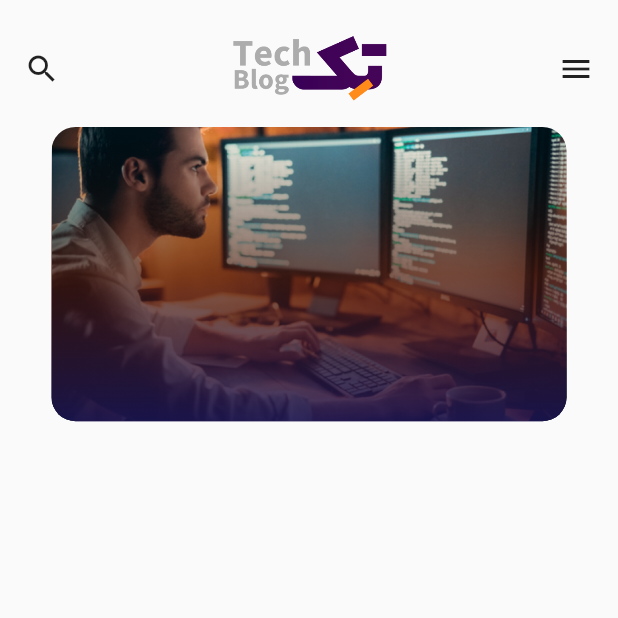
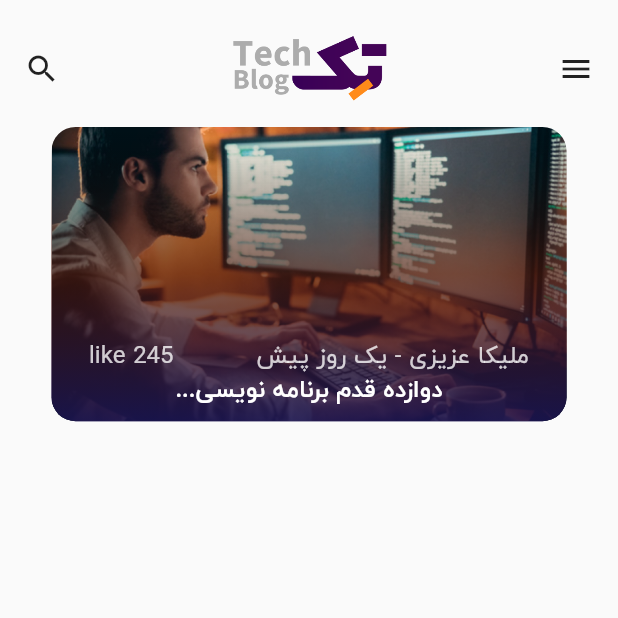
Before and after one commit to amin-khademi/techblog, a Flutter app: the screen it shows after launch, on a phone screen of 412 x 824 dp, the top half of it. Run offline on Flutter 3.47's test engine with Material 2 defaults, Android fonts, the phone set to English and light mode, and no system bars; our stand-ins replace flutter_spinkit.

Commit message:
something done

```diff
--- a/lib/main.dart
+++ b/lib/main.dart
@@ -32,27 +32,43 @@ class MyApp extends StatelessWidget {
         title: 'Flutter Demo',
         theme: ThemeData(
           textTheme: TextTheme(
-              titleMedium: defaultTextStyle.copyWith(
-                fontSize: 14,
-                // color: LightThemeColor.secondaryTextColor,
-              ),
-              labelLarge: defaultTextStyle.apply(
-                  // color: LightThemeColor.secondaryTextColor
-                  ),
-              bodyMedium: defaultTextStyle,
-              titleLarge: defaultTextStyle.copyWith(
-                  fontWeight: FontWeight.bold, fontSize: 15),
-              bodySmall: defaultTextStyle),
-          // This is the theme of your application.
-          //
-          // Try running your application with "flutter run". You'll see the
-          // application has a blue toolbar. Then, without quitting the app, try
-          // changing the primarySwatch below to Colors.green and then invoke
-          // "hot reload" (press "r" in the console where you ran "flutter run",
-          // or simply save your changes to "hot reload" in a Flutter IDE).
-          // Notice that the counter didn't reset back to zero; the application
-          // is not restarted.
-          primarySwatch: Colors.blue,
+              displayLarge: TextStyle(
+                  //? headline1
+                  fontFamily: defaultTextStyle.fontFamily,
+                  fontSize: 16,
+                  fontWeight: FontWeight.w700,
+                  color: SolidColor.posterTitle),
+              displayMedium: TextStyle(
+                  //? headline2
+                  fontFamily: defaultTextStyle.fontFamily,
+                  fontSize: 14,
+                  fontWeight: FontWeight.w300,
+                  color: SolidColor.posterSubTitle),
+                  displaySmall: TextStyle(
+                  //? headline3
+                  fontFamily: defaultTextStyle.fontFamily,
+                  fontSize: 14,
+                  fontWeight: FontWeight.w300,
+                  color: const Color.fromARGB(255, 53, 53, 53)),
+                  headlineMedium: TextStyle(
+                  //? headline4
+                  fontFamily: defaultTextStyle.fontFamily,
+                  fontSize: 14,
+                  fontWeight: FontWeight.w300,
+                  color: SolidColor.posterSubTitle),
+                  bodyLarge:TextStyle(
+                  //? bodytext1
+                  fontFamily: defaultTextStyle.fontFamily,
+                  fontSize: 13,
+                  fontWeight: FontWeight.w700,
+                  color: SolidColor.posterSubTitle),
+                  titleMedium: TextStyle(
+                  //? subtitle1
+                  fontFamily: defaultTextStyle.fontFamily,
+                  fontSize: 16,
+                  fontWeight: FontWeight.w300,
+                  color: SolidColor.posterSubTitle) ),
+
         ),
         home: const SplashScreen());
   }
--- a/lib/main_screen.dart
+++ b/lib/main_screen.dart
@@ -8,6 +8,7 @@ class MainScreen extends StatelessWidget {
   @override
   Widget build(BuildContext context) {
     var size = MediaQuery.of(context).size;
+    var themeData = Theme.of(context).textTheme;
     return SafeArea(
       child: Scaffold(
         body: Column(
@@ -30,25 +31,47 @@ class MainScreen extends StatelessWidget {
                   height: size.height / 4.2,
                   width: size.width / 1.20,
                   decoration: BoxDecoration(
-                      borderRadius: BorderRadius.circular(16),
-                      image:DecorationImage(fit: BoxFit.cover ,image:Assets.img.posterTest.image().image),
-                      gradient: LinearGradient(
-                          begin: Alignment.bottomCenter,
-                          end: Alignment.topCenter,
-                          colors: GradientColors.homePosterGradient),
+                    borderRadius: BorderRadius.circular(16),
+                    image: DecorationImage(
+                        fit: BoxFit.cover,
+                        image: Assets.img.posterTest.image().image),
+                    gradient: const LinearGradient(
+                        begin: Alignment.bottomCenter,
+                        end: Alignment.topCenter,
+                        colors: GradientColors.homePosterGradient),
+                  ),
+                  foregroundDecoration: BoxDecoration(
+                    borderRadius: BorderRadius.circular(16),
+                    gradient: const LinearGradient(
+                        begin: Alignment.bottomCenter,
+                        end: Alignment.topCenter,
+                        colors: GradientColors.homePosterGradient),
+                  ),
+                ),
+                Positioned(
+                  bottom: 8,
+                  left: 0,
+                  right: 0,
+                  child: Column(
+                    children: [
+                      Row(
+                        mainAxisAlignment: MainAxisAlignment.spaceAround,
+                        children: [
+                          Text(
+                            "ملیکا عزیزی - یک روز پیش ",
+                            style: themeData.titleMedium,
                           ),
-                ),
-                Container(
-                  height: size.height / 4.2,
-                  width: size.width / 1.20,
-                  decoration: BoxDecoration(
-                      borderRadius: BorderRadius.circular(16),
-
-                      gradient: LinearGradient(
-                          begin: Alignment.bottomCenter,
-                          end: Alignment.topCenter,
-                          colors: GradientColors.homePosterGradient),
-                          ),)
+                          Text("like 245",
+                              style: themeData.titleMedium)
+                        ],
+                      ),
+                      Text(
+                        'دوازده قدم برنامه نویسی...',
+                        style: themeData.displayLarge,
+                      )
+                    ],
+                  ),
+                )
               ],
             )
           ],
--- a/lib/my_colros.dart
+++ b/lib/my_colros.dart
@@ -1,6 +1,8 @@
 import 'package:flutter/material.dart';
 
 class SolidColor {
+  static const Color posterSubTitle = Color.fromARGB(200, 255, 255, 255);
+  static const Color posterTitle = Color.fromARGB(255, 255, 255, 255);
   static const Color pimaryColor = Color.fromARGB(255, 68, 4, 87);
   static const Color titile = Color.fromARGB(255, 40, 107, 184);
   static const Color textTitle = Color.fromARGB(255, 0, 0, 0);
```
